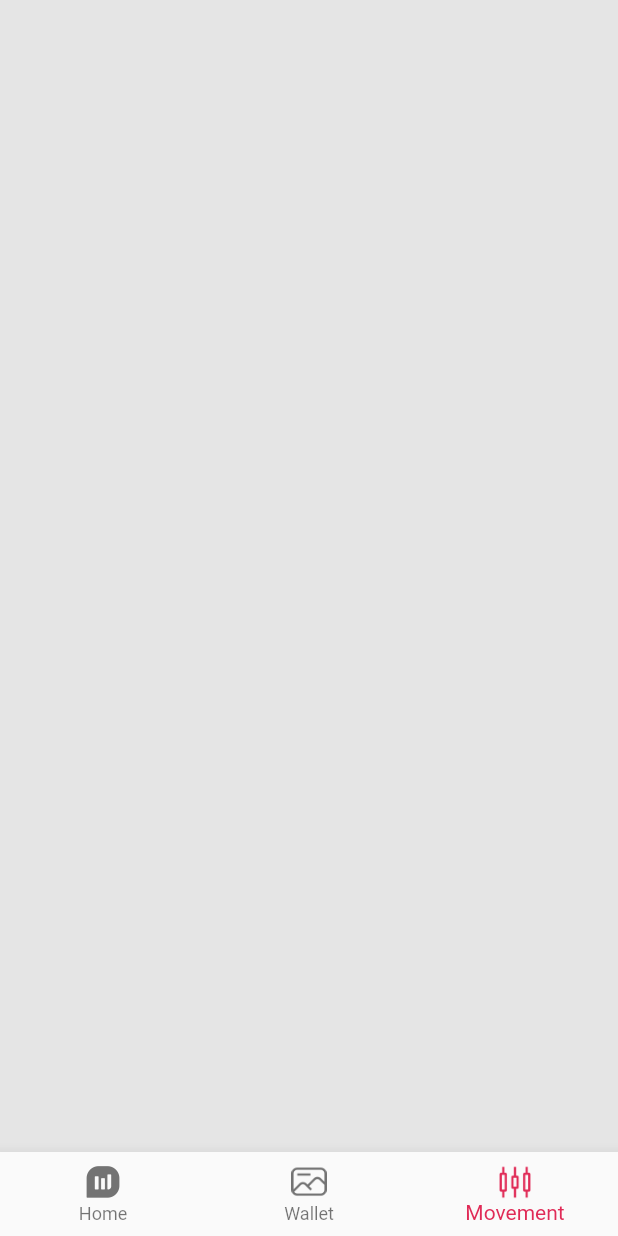
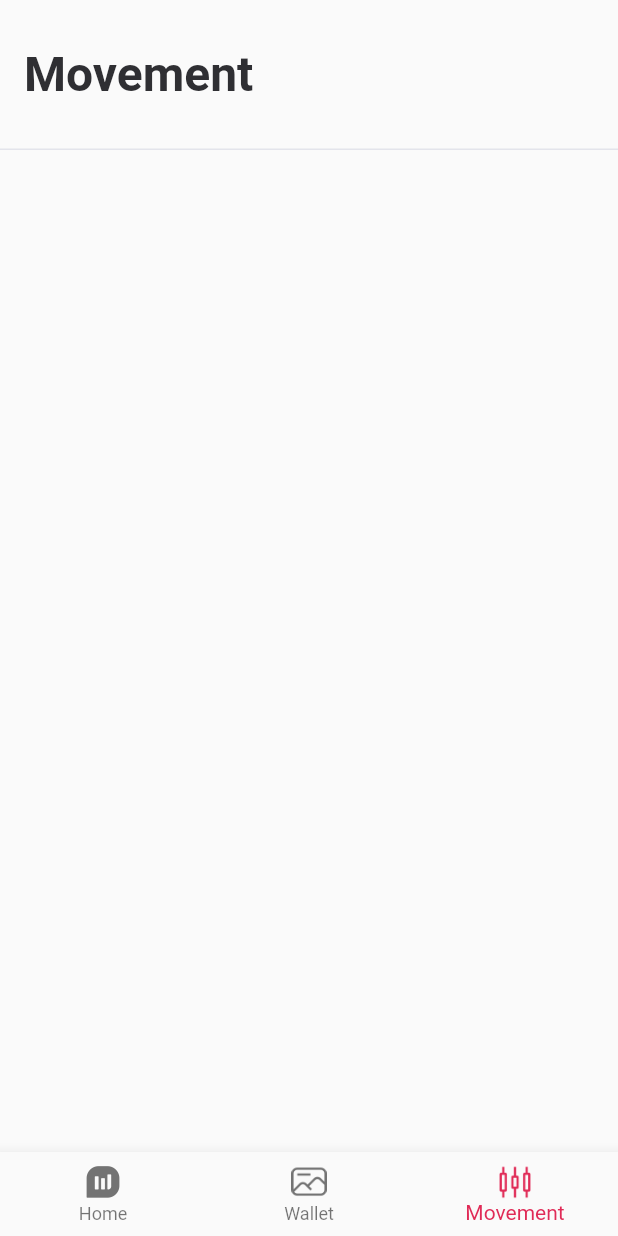
Before and after one commit to CamileBarros/ListagemCrypto, a Flutter app: the screen it shows after launch, item 3 of the bottom bar chosen, on a phone screen of 412 x 824 dp. Run offline on Flutter 3.47's test engine with Material 2 defaults, Android fonts, the phone set to English and light mode, and no system bars; our stand-ins replace charts_flutter, google_fonts; generated files the repository leaves out were written again.

Commit message:
layout started

```diff
--- a/lib/screens/details/details_page.dart
+++ b/lib/screens/details/details_page.dart
@@ -111,6 +111,7 @@ class _HomeDetailsState extends State<HomeDetails> {
                 child: Padding(
                   padding: const EdgeInsets.fromLTRB(15, 0, 15, 1),
                   child: Row(
+                    mainAxisSize: MainAxisSize.max,
                     children: [
                       ...periodDays.map((e) => Row(
                             children: [
--- a/lib/screens/movement/home_movement.dart
+++ b/lib/screens/movement/home_movement.dart
@@ -1,5 +1,7 @@
 import 'package:flutter/material.dart';
 import 'package:listagem_crypto/shared/themes/app_colors.dart';
+import 'package:listagem_crypto/shared/themes/app_text_style.dart';
+import 'package:flutter_gen/gen_l10n/app_localizations.dart';
 
 class HomeMovement extends StatefulWidget {
   const HomeMovement({Key? key}) : super(key: key);
@@ -11,6 +13,21 @@ class HomeMovement extends StatefulWidget {
 class _HomeMovementState extends State<HomeMovement> {
   @override
   Widget build(BuildContext context) {
-    return Container(color: AppColors.background);
+    return Scaffold(
+        appBar: PreferredSize(
+            preferredSize: const Size.fromHeight(100),
+            child: Container(
+                height: 200,
+                decoration: BoxDecoration(
+                    border: Border(
+                        bottom:
+                            BorderSide(width: 1, color: AppColors.primary))),
+                child: Center(
+                    child: ListTile(
+                  title: Text(
+                    AppLocalizations.of(context)!.nameMovement,
+                    style: TextStyles.titlePrimary,
+                  ),
+                )))));
   }
 }
```
